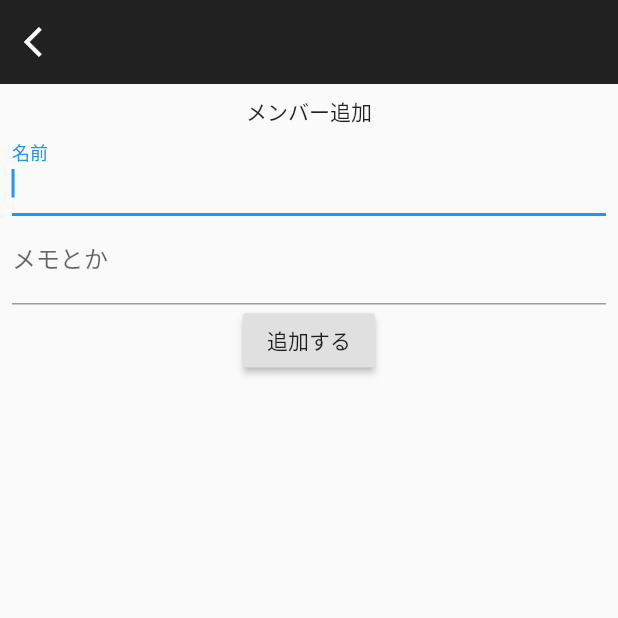
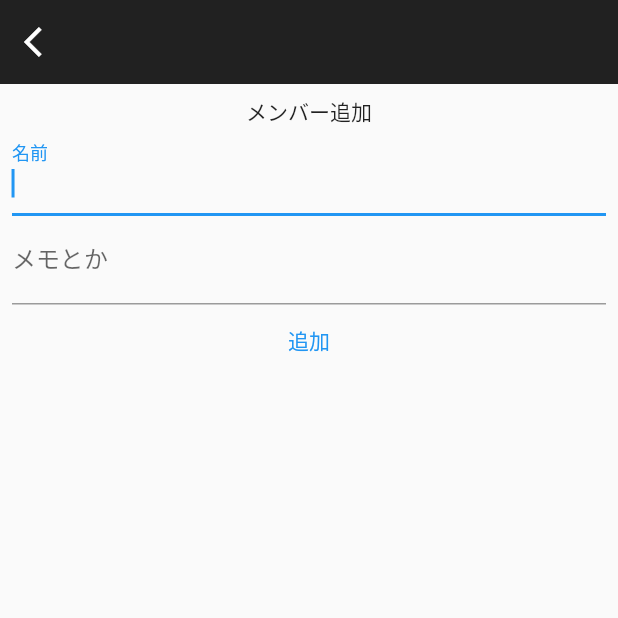
Before and after one commit to y0303noki/minwari, a Flutter app: the screen it shows after launch, item 2 of the bottom bar chosen, after a tap on the "person add" icon, on a phone screen of 412 x 824 dp, the top half of it. Run offline on Flutter 3.47's test engine with Material 2 defaults, Android fonts, the phone set to English and light mode, and no system bars; our stand-ins replace shared_preferences.

Commit message:
アイテム→タスクに変更

```diff
--- a/lib/Item/add_item_model.dart
+++ b/lib/Item/add_item_model.dart
@@ -227,9 +227,9 @@ class AddUpdateItemModel extends ChangeNotifier {
     }
 
     if (orderType == '新しい順') {
+      this.items.sort((a, b) => -a.updatedAt.compareTo(b.updatedAt));
+    } else if (orderType == '古い順') {
       this.items.sort((a, b) => a.updatedAt.compareTo(b.updatedAt));
-    } else if (orderType == '古い順') {
-      this.items.sort((a, b) => -a.updatedAt.compareTo(b.updatedAt));
     } else if (orderType == '高い順') {
       this.items.sort((a, b) => -a.money.compareTo(b.money));
     } else if (orderType == '安い順') {
--- a/lib/Item/add_item_page.dart
+++ b/lib/Item/add_item_page.dart
@@ -75,7 +75,7 @@ class AddItemPage extends StatelessWidget {
               padding: const EdgeInsets.all(8.0),
               child: Column(
                 children: [
-                  Text(!isUpdate ? 'アイテムを追加' : 'アイテムを編集'),
+                  Text(!isUpdate ? 'タスクを追加' : 'タスクを更新'),
                   TextField(
                     autofocus: true,
                     decoration: InputDecoration(
@@ -105,8 +105,8 @@ class AddItemPage extends StatelessWidget {
                     decoration: InputDecoration(labelText: 'メモ'),
                     controller: itemMemoEditingController,
                   ),
-                  RaisedButton(
-                    child: Text(!isUpdate ? '追加する' : '編集する'),
+                  TextButton(
+                    child: Text(!isUpdate ? '追加' : '更新'),
                     onPressed: () async {
                       model.title = itemNameEditingController.text;
 //                      model.member = personEditingController.text;
--- a/lib/member/add_member_page.dart
+++ b/lib/member/add_member_page.dart
@@ -60,7 +60,7 @@ class AddMemberPage extends StatelessWidget {
               padding: const EdgeInsets.all(8.0),
               child: Column(
                 children: [
-                  Text(isUpdate ? 'メンバーを編集' : 'メンバー追加'),
+                  Text(isUpdate ? 'メンバーを更新' : 'メンバー追加'),
                   TextField(
                     autofocus: true,
                     decoration: InputDecoration(
@@ -84,8 +84,8 @@ class AddMemberPage extends StatelessWidget {
                     decoration: InputDecoration(labelText: 'メモとか'),
                     controller: memberMemoEditingController,
                   ),
-                  RaisedButton(
-                    child: Text(isUpdate ? '編集する' : '追加する'),
+                  TextButton(
+                    child: Text(isUpdate ? '更新' : '追加'),
                     onPressed: () async {
                       model.name = memberNameEditingController.text;
                       model.memo = memberMemoEditingController.text;
--- a/lib/trip/add_trip_page.dart
+++ b/lib/trip/add_trip_page.dart
@@ -72,7 +72,7 @@ class AddTripPage extends StatelessWidget {
               padding: const EdgeInsets.all(8.0),
               child: Column(
                 children: [
-                  Text(isUpdate ? '旅行を編集' : '旅行を追加'),
+                  Text(isUpdate ? '旅行を更新' : '旅行を追加'),
                   TextField(
                     autofocus: true,
                     decoration: InputDecoration(
@@ -148,8 +148,8 @@ class AddTripPage extends StatelessWidget {
                       }
                     },
                   ),
-                  RaisedButton(
-                    child: Text(isUpdate ? '編集する' : '追加する'),
+                  TextButton(
+                    child: Text(isUpdate ? '編集' : '追加'),
                     onPressed: () async {
                       model.name = tripNameEditingController.text;
                       model.memo = tripMemoEditingController.text;
--- a/lib/trip/trip_list_page.dart
+++ b/lib/trip/trip_list_page.dart
@@ -86,7 +86,7 @@ class TripListPage extends StatelessWidget {
                       },
                     );
                   } else {
-                    // アイテム追加ダイアログ呼び出し
+                    // タスク追加ダイアログ呼び出し
                     Navigator.push(
                       context,
                       MaterialPageRoute(
@@ -121,7 +121,7 @@ class TripListPage extends StatelessWidget {
       crossAxisCount: 2,
       crossAxisSpacing: 10.0, // 縦
       mainAxisSpacing: 10.0, // 横
-      childAspectRatio: 0.7, // 高さ
+      childAspectRatio: 0.8, // 高さ
       shrinkWrap: true,
       children: _getTiles(model, context),
     );
@@ -184,7 +184,7 @@ class TripListPage extends StatelessWidget {
                       borderRadius: BorderRadius.circular(10),
                     ),
                     child: Column(
-//                      crossAxisAlignment: CrossAxisAlignment.end,
+//                      mainAxisAlignment: MainAxisAlignment.spaceAround,
                       children: [
                         Text(
                           '${selectedTrip.name}',
```
Also changed, not shown: lib/home/home.dart (+4 -18 lines), 1 other file.
